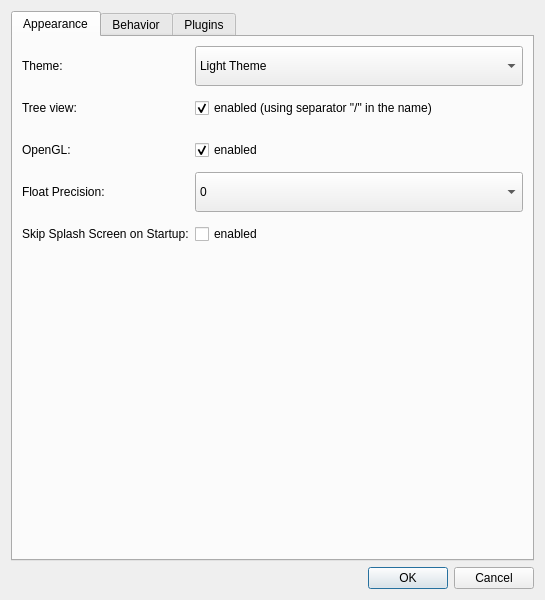
Old version of the form plotjuggler_app/preferences_dialog.ui in the repository simonsag96/PlotJuggler.
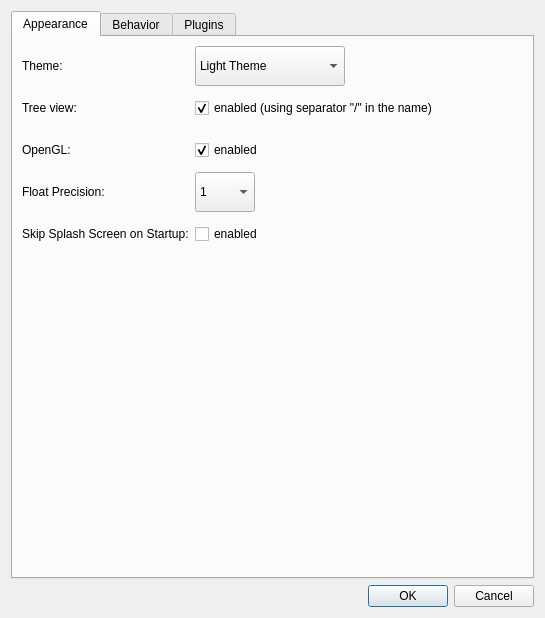
New version of the form.

Commit message: fix style in preferences

Patch:
```diff
--- a/plotjuggler_app/preferences_dialog.ui
+++ b/plotjuggler_app/preferences_dialog.ui
@@ -7,7 +7,7 @@
     <x>0</x>
     <y>0</y>
     <width>545</width>
-    <height>600</height>
+    <height>618</height>
    </rect>
   </property>
   <property name="minimumSize">
@@ -79,6 +79,12 @@
                <height>40</height>
               </size>
              </property>
+             <property name="maximumSize">
+              <size>
+               <width>150</width>
+               <height>16777215</height>
+              </size>
+             </property>
              <item>
               <property name="text">
                <string>Light Theme</string>
@@ -203,11 +209,12 @@
                <height>40</height>
               </size>
              </property>
-             <item>
-              <property name="text">
-               <string>0</string>
-              </property>
-             </item>
+             <property name="maximumSize">
+              <size>
+               <width>60</width>
+               <height>16777215</height>
+              </size>
+             </property>
              <item>
               <property name="text">
                <string>1</string>
```
Left out of the diff: 5 changed lines with no effect on the pictures. The commit also changes 3 other files.
